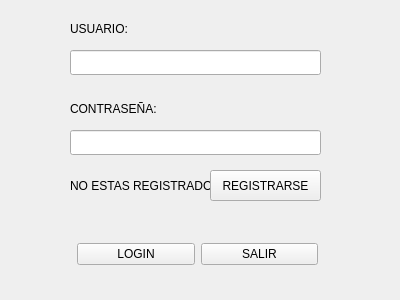
KevinMartinez1999/Juego, file Videojuego_Final/widget.ui: the form before one commit.
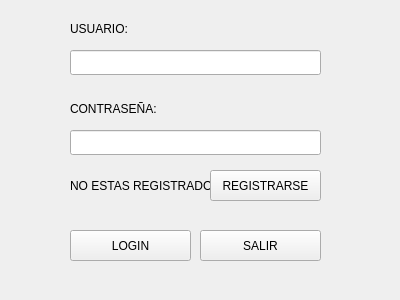
The form after the commit. Icons and pictures are not drawn.

What changed in the file:
```diff
--- a/Videojuego_Final/widget.ui
+++ b/Videojuego_Final/widget.ui
@@ -17,7 +17,14 @@
    </size>
   </property>
   <property name="windowTitle">
-   <string>Widget</string>
+   <string>HellBurn</string>
+  </property>
+  <property name="windowIcon">
+   <iconset resource="Imagenes.qrc">
+    <normaloff>:/Imagenes/ICONO.png</normaloff>:/Imagenes/ICONO.png</iconset>
+  </property>
+  <property name="styleSheet">
+   <string notr="true"/>
   </property>
   <widget class="QLabel" name="label_2">
    <property name="geometry">
@@ -71,32 +78,6 @@
     <string>USUARIO:</string>
    </property>
   </widget>
-  <widget class="QWidget" name="layoutWidget">
-   <property name="geometry">
-    <rect>
-     <x>77</x>
-     <y>240</y>
-     <width>241</width>
-     <height>29</height>
-    </rect>
-   </property>
-   <layout class="QHBoxLayout" name="horizontalLayout">
-    <item>
-     <widget class="QPushButton" name="login">
-      <property name="text">
-       <string>LOGIN</string>
-      </property>
-     </widget>
-    </item>
-    <item>
-     <widget class="QPushButton" name="salir">
-      <property name="text">
-       <string>SALIR</string>
-      </property>
-     </widget>
-    </item>
-   </layout>
-  </widget>
   <widget class="QLineEdit" name="usuario">
    <property name="geometry">
     <rect>
@@ -117,6 +98,32 @@
     </rect>
    </property>
   </widget>
+  <widget class="QPushButton" name="login">
+   <property name="geometry">
+    <rect>
+     <x>70</x>
+     <y>230</y>
+     <width>121</width>
+     <height>31</height>
+    </rect>
+   </property>
+   <property name="text">
+    <string>LOGIN</string>
+   </property>
+  </widget>
+  <widget class="QPushButton" name="salir">
+   <property name="geometry">
+    <rect>
+     <x>200</x>
+     <y>230</y>
+     <width>121</width>
+     <height>31</height>
+    </rect>
+   </property>
+   <property name="text">
+    <string>SALIR</string>
+   </property>
+  </widget>
  </widget>
  <resources/>
  <connections>
```
Left out of the diff: 8 changed lines with no effect on the pictures.
